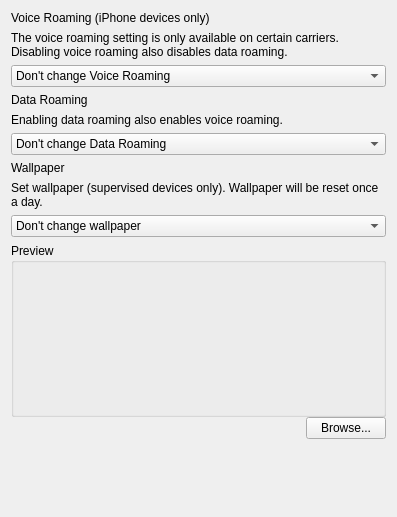
Before: the Qt Designer form FWAdminLib/Configurator/CommandPolicyForm.ui in fw-dev/translations, drawn with Qt 5.
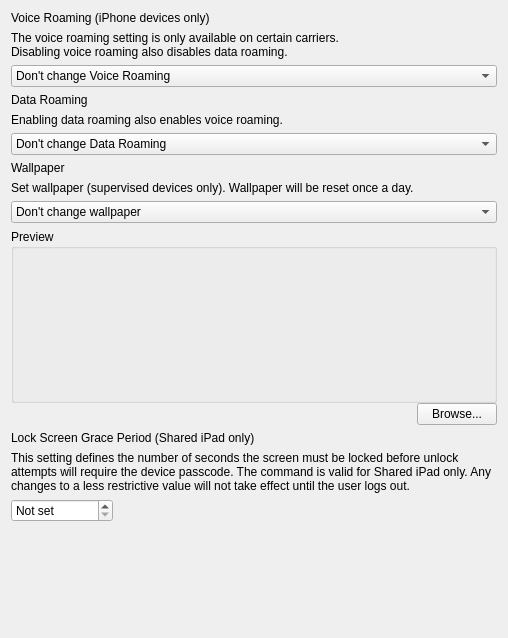
After: the same form once the commit is applied.

```diff
--- a/FWAdminLib/Configurator/CommandPolicyForm.ui
+++ b/FWAdminLib/Configurator/CommandPolicyForm.ui
@@ -6,8 +6,8 @@
    <rect>
     <x>0</x>
     <y>0</y>
-    <width>397</width>
-    <height>517</height>
+    <width>508</width>
+    <height>638</height>
    </rect>
   </property>
   <property name="windowTitle">
@@ -263,6 +263,82 @@
      </layout>
     </widget>
    </item>
+   <item>
+    <widget class="QLabel" name="label_4">
+     <property name="text">
+      <string>Lock Screen Grace Period (Shared iPad only)</string>
+     </property>
+    </widget>
+   </item>
+   <item>
+    <widget class="QLabel" name="lTipLockScreen">
+     <property name="text">
+      <string>This setting defines the number of seconds the screen must be locked before unlock attempts will require the device passcode. The command is valid for Shared iPad only. Any changes to a less restrictive value will not take effect until the user logs out.</string>
+     </property>
+     <property name="wordWrap">
+      <bool>true</bool>
+     </property>
+    </widget>
+   </item>
+   <item>
+    <widget class="QWidget" name="widget_2" native="true">
+     <layout class="QHBoxLayout" name="horizontalLayout_2">
+      <property name="spacing">
+       <number>0</number>
+      </property>
+      <property name="leftMargin">
+       <number>0</number>
+      </property>
+      <property name="topMargin">
+       <number>0</number>
+      </property>
+      <property name="rightMargin">
+       <number>0</number>
+      </property>
+      <property name="bottomMargin">
+       <number>0</number>
+      </property>
+      <item>
+       <widget class="QSpinBox" name="lockScreenGracePeriod">
+        <property name="sizePolicy">
+         <sizepolicy hsizetype="Preferred" vsizetype="Fixed">
+          <horstretch>0</horstretch>
+          <verstretch>0</verstretch>
+         </sizepolicy>
+        </property>
+        <property name="specialValueText">
+         <string>Not set</string>
+        </property>
+        <property name="suffix">
+         <string> seconds</string>
+        </property>
+        <property name="minimum">
+         <number>-1</number>
+        </property>
+        <property name="maximum">
+         <number>3600</number>
+        </property>
+        <property name="value">
+         <number>-1</number>
+        </property>
+       </widget>
+      </item>
+      <item>
+       <spacer name="horizontalSpacer_4">
+        <property name="orientation">
+         <enum>Qt::Horizontal</enum>
+        </property>
+        <property name="sizeHint" stdset="0">
+         <size>
+          <width>40</width>
+          <height>20</height>
+         </size>
+        </property>
+       </spacer>
+      </item>
+     </layout>
+    </widget>
+   </item>
    <item>
     <spacer name="verticalSpacer">
      <property name="orientation">
```
